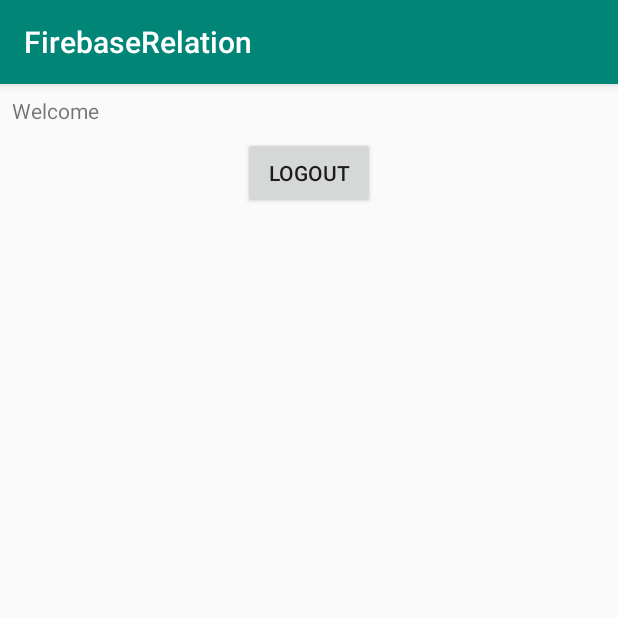
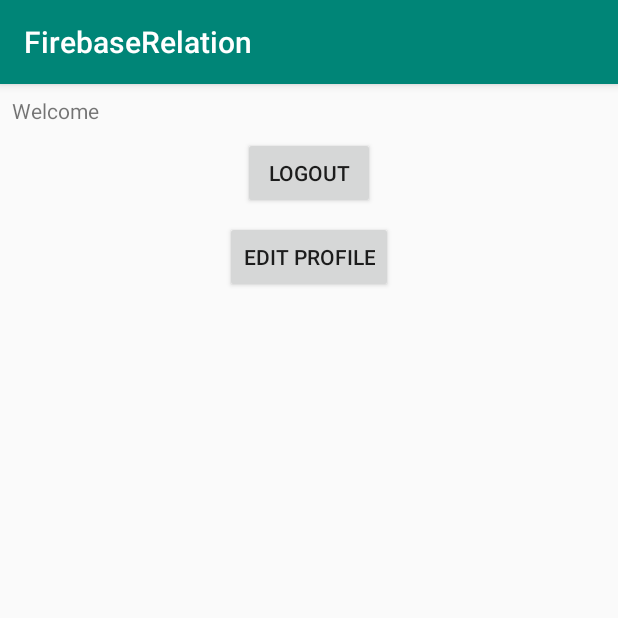
Before and after one commit to Telebus/FirebaseRelation, an Android app: the ProfileActivity screen opened directly, with no data from a screen before it, on a phone screen of 412 x 824 dp, the top half of it. Run offline under Robolectric (Android 15) with nearby library versions, the phone set to English and light mode, and no system bars; our stand-ins replace Firebase (no records; nobody signed in at launch, a user with empty details on screens opened directly); 1 statement that could not run was skipped.

Commit message:
EditProfile

```diff
--- a/app/src/main/AndroidManifest.xml
+++ b/app/src/main/AndroidManifest.xml
@@ -17,7 +17,8 @@
             </intent-filter>
         </activity>
         <activity android:name=".ProfileActivity" />
-        <activity android:name=".LoginActivity"></activity>
+        <activity android:name=".LoginActivity" />
+        <activity android:name=".EditProfile"></activity>
     </application>
 
 </manifest>
--- a/app/src/main/java/com/rp/firebaserelation/ProfileActivity.java
+++ b/app/src/main/java/com/rp/firebaserelation/ProfileActivity.java
@@ -28,9 +28,9 @@
         super.onCreate(savedInstanceState);
         setContentView(R.layout.activity_profile);
 
+        textViewWelcome = findViewById(R.id.textViewWelcome);
+
         firebaseAuth = FirebaseAuth.getInstance();
-
-        textViewWelcome = findViewById(R.id.textViewWelcome);
 
         databaseUsers = FirebaseDatabase.getInstance().getReference("users").child(FirebaseAuth.getInstance().getCurrentUser().getUid());
 
@@ -51,6 +51,7 @@
         });
 
         findViewById(R.id.btnLogout).setOnClickListener(this);
+        findViewById(R.id.btnEdit).setOnClickListener(this);
 
     }
 
@@ -63,5 +64,11 @@
             startActivity(new Intent(getApplicationContext(), LoginActivity.class));
 
         }
+        if(v == findViewById(R.id.btnEdit)){
+
+            finish();
+            startActivity(new Intent(getApplicationContext(), EditProfile.class));
+
+        }
     }
 }
--- a/app/src/main/res/layout/activity_profile.xml
+++ b/app/src/main/res/layout/activity_profile.xml
@@ -5,6 +5,12 @@
     android:layout_width="match_parent"
     android:layout_height="match_parent"
     tools:context=".ProfileActivity">
+
+    <LinearLayout
+        android:layout_width="match_parent"
+        android:layout_height="wrap_content"
+        android:orientation="vertical"
+        android:gravity="center">
 
         <TextView
             android:id="@+id/textViewWelcome"
@@ -34,4 +40,19 @@
             app:layout_constraintStart_toStartOf="parent"
             app:layout_constraintTop_toBottomOf="@+id/textViewWelcome" />
 
+        <Button
+            android:id="@+id/btnEdit"
+            android:layout_width="wrap_content"
+            android:layout_height="wrap_content"
+            android:layout_marginLeft="8dp"
+            android:layout_marginTop="8dp"
+            android:layout_marginRight="8dp"
+            android:text="Edit Profile"
+            app:layout_constraintHorizontal_bias="0.459"
+            app:layout_constraintLeft_toLeftOf="parent"
+            app:layout_constraintRight_toRightOf="parent"
+            app:layout_constraintTop_toBottomOf="@+id/btnLogin" />
+
+    </LinearLayout>
+
 </android.support.constraint.ConstraintLayout>
```
Also changed, not shown: app/src/main/java/com/rp/firebaserelation/EditProfile.java (added, +101 -0 lines), app/src/main/res/layout/activity_edit_profile.xml (added, +47 -0 lines). Lines whose indentation alone changed are shown as unchanged.
